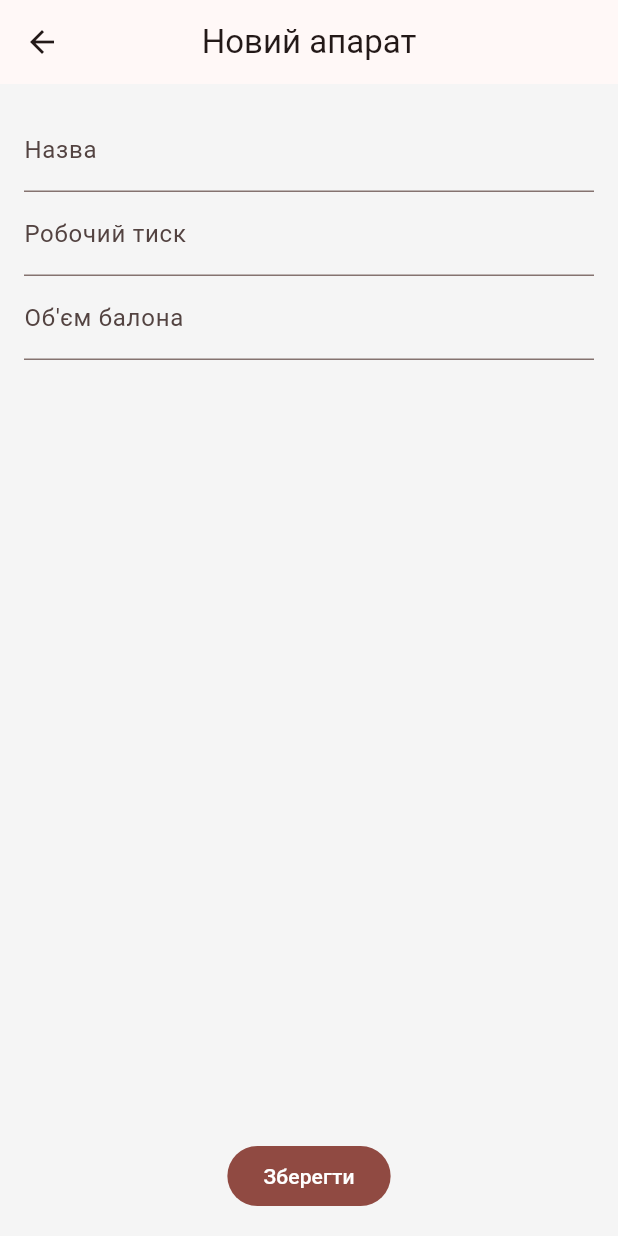
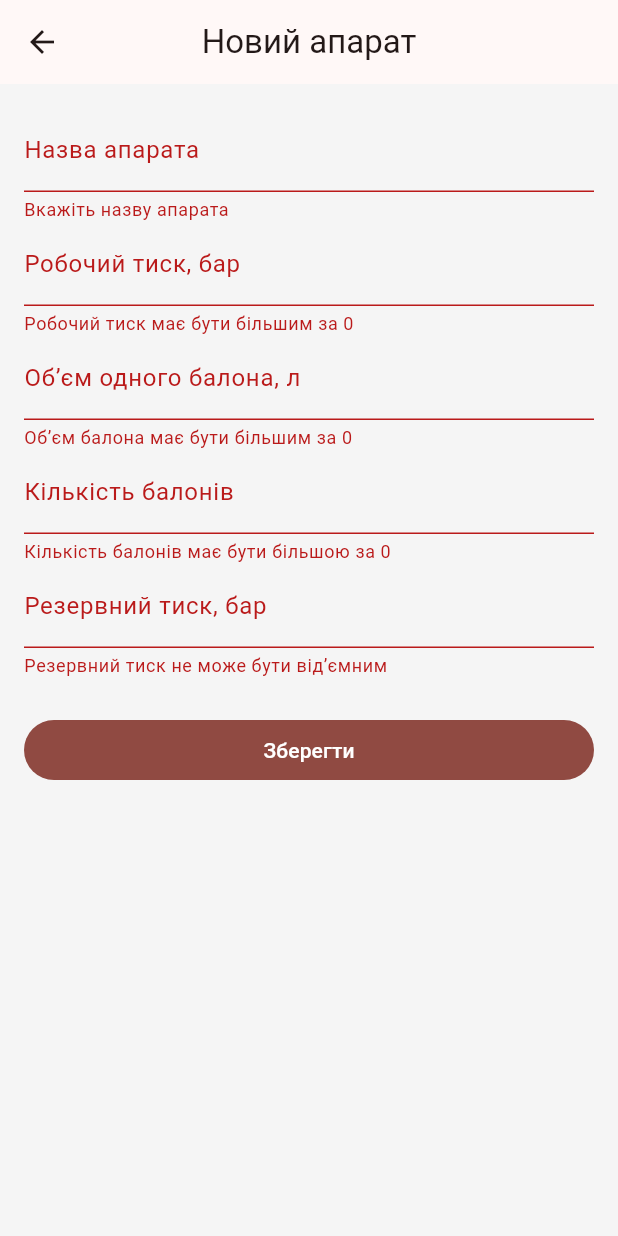
Before and after one commit to MukolaKUN/gdzs_calc, a Flutter app: the AddApparatusPage screen opened directly, after a tap on "Зберегти", on a phone screen of 412 x 824 dp. Run offline on Flutter 3.47's test engine with Material 3 defaults, Android fonts, the light colour scheme and no system bars; our stand-ins replace sqflite; accounts and stored records are empty.

Commit message:
refactor: clean apparatus module and team navigation

```diff
--- a/lib/features/apparatus/add_apparatus_page.dart
+++ b/lib/features/apparatus/add_apparatus_page.dart
@@ -3,36 +3,76 @@ import 'package:gdzs_calc/shared/models/apparatus.dart';
 import 'package:gdzs_calc/shared/repositories/apparatus_repository.dart';
 
 class AddApparatusPage extends StatefulWidget {
-  const AddApparatusPage({super.key});
+  final Apparatus? apparatus;
+
+  const AddApparatusPage({super.key, this.apparatus});
 
   @override
   State<AddApparatusPage> createState() => _AddApparatusPageState();
 }
 
 class _AddApparatusPageState extends State<AddApparatusPage> {
-  final _nameController = TextEditingController();
-  final _pressureController = TextEditingController();
-  final _volumeController = TextEditingController();
-
+  final _formKey = GlobalKey<FormState>();
   final _repository = ApparatusRepository();
 
+  late final TextEditingController _nameController;
+  late final TextEditingController _workingPressureController;
+  late final TextEditingController _cylinderVolumeController;
+  late final TextEditingController _cylindersCountController;
+  late final TextEditingController _reservePressureController;
+
+  bool get _isEditing => widget.apparatus != null;
+
+  @override
+  void initState() {
+    super.initState();
+    final apparatus = widget.apparatus;
+    _nameController = TextEditingController(text: apparatus?.name ?? '');
+    _workingPressureController = TextEditingController(
+      text: apparatus?.workingPressure.toString() ?? '',
+    );
+    _cylinderVolumeController = TextEditingController(
+      text: apparatus?.cylinderVolume.toString() ?? '',
+    );
+    _cylindersCountController = TextEditingController(
+      text: apparatus?.cylindersCount.toString() ?? '',
+    );
+    _reservePressureController = TextEditingController(
+      text: apparatus?.reservePressure.toString() ?? '',
+    );
+  }
+
+  @override
+  void dispose() {
+    _nameController.dispose();
+    _workingPressureController.dispose();
+    _cylinderVolumeController.dispose();
+    _cylindersCountController.dispose();
+    _reservePressureController.dispose();
+    super.dispose();
+  }
+
   Future<void> _save() async {
-    if (_nameController.text.isEmpty ||
-        _pressureController.text.isEmpty ||
-        _volumeController.text.isEmpty) {
-      return;
+    if (!_formKey.currentState!.validate()) return;
+
+    final apparatus = Apparatus(
+      id: widget.apparatus?.id,
+      name: _nameController.text.trim(),
+      workingPressure: int.parse(_workingPressureController.text.trim()),
+      cylinderVolume: double.parse(
+        _cylinderVolumeController.text.trim().replaceAll(',', '.'),
+      ),
+      cylindersCount: int.parse(_cylindersCountController.text.trim()),
+      reservePressure: int.parse(_reservePressureController.text.trim()),
+    );
+
+    if (_isEditing) {
+      await _repository.update(apparatus);
+    } else {
+      await _repository.insert(apparatus);
     }
 
-    final apparatus = Apparatus(
-      name: _nameController.text,
-      pressure: int.parse(_pressureController.text),
-      volume: double.parse(_volumeController.text),
-    );
-
-    await _repository.insert(apparatus);
-
     if (!mounted) return;
-
     Navigator.pop(context);
   }
 
@@ -40,37 +80,86 @@ class _AddApparatusPageState extends State<AddApparatusPage> {
   Widget build(BuildContext context) {
     return Scaffold(
       appBar: AppBar(
-        title: const Text("Новий апарат"),
+        title: Text(_isEditing ? 'Редагувати апарат' : 'Новий апарат'),
       ),
-      body: Padding(
-        padding: const EdgeInsets.all(16),
-        child: Column(
+      body: Form(
+        key: _formKey,
+        child: ListView(
+          padding: const EdgeInsets.all(16),
           children: [
-            TextField(
+            TextFormField(
               controller: _nameController,
-              decoration: const InputDecoration(
-                labelText: "Назва",
-              ),
+              decoration: const InputDecoration(labelText: 'Назва апарата'),
+              validator: (value) {
+                if (value == null || value.trim().isEmpty) {
+                  return 'Вкажіть назву апарата';
+                }
+                return null;
+              },
             ),
-            TextField(
-              controller: _pressureController,
+            TextFormField(
+              controller: _workingPressureController,
               keyboardType: TextInputType.number,
-              decoration: const InputDecoration(
-                labelText: "Робочий тиск",
-              ),
+              decoration: const InputDecoration(labelText: 'Робочий тиск, бар'),
+              validator: (value) {
+                final pressure = int.tryParse(value?.trim() ?? '');
+                if (pressure == null || pressure <= 0) {
+                  return 'Робочий тиск має бути більшим за 0';
+                }
+                return null;
+              },
             ),
-            TextField(
-              controller: _volumeController,
+            TextFormField(
+              controller: _cylinderVolumeController,
               keyboardType: const TextInputType.numberWithOptions(decimal: true),
               decoration: const InputDecoration(
-                labelText: "Об'єм балона",
+                labelText: 'Об’єм одного балона, л',
               ),
+              validator: (value) {
+                final volume = double.tryParse(
+                  (value ?? '').trim().replaceAll(',', '.'),
+                );
+                if (volume == null || volume <= 0) {
+                  return 'Об’єм балона має бути більшим за 0';
+                }
+                return null;
+              },
             ),
-            const Spacer(),
+            TextFormField(
+              controller: _cylindersCountController,
+              keyboardType: TextInputType.number,
+              decoration: const InputDecoration(labelText: 'Кількість балонів'),
+              validator: (value) {
+                final count = int.tryParse(value?.trim() ?? '');
+                if (count == null || count <= 0) {
+                  return 'Кількість балонів має бути більшою за 0';
+                }
+                return null;
+              },
+            ),
+            TextFormField(
+              controller: _reservePressureController,
+              keyboardType: TextInputType.number,
+              decoration: const InputDecoration(labelText: 'Резервний тиск, бар'),
+              validator: (value) {
+                final reservePressure = int.tryParse(value?.trim() ?? '');
+                final workingPressure = int.tryParse(
+                  _workingPressureController.text.trim(),
+                );
+                if (reservePressure == null || reservePressure < 0) {
+                  return 'Резервний тиск не може бути від’ємним';
+                }
+                if (workingPressure != null && reservePressure >= workingPressure) {
+                  return 'Резервний тиск має бути меншим за робочий';
+                }
+                return null;
+              },
+            ),
+            const SizedBox(height: 24),
             FilledButton(
               onPressed: _save,
-              child: const Text("Зберегти"),
-            )
+              child: const Text('Зберегти'),
+            ),
           ],
         ),
       ),
--- a/lib/features/home/home_page.dart
+++ b/lib/features/home/home_page.dart
@@ -1,6 +1,6 @@
 import 'package:flutter/material.dart';
-import '../create_crew/create_crew_page.dart';
 import '../settings/settings_page.dart';
+import '../team/new_team_page.dart';
 
 class HomePage extends StatelessWidget {
   const HomePage({super.key});
@@ -27,7 +27,7 @@ class HomePage extends StatelessWidget {
                     Navigator.push(
                       context,
                       MaterialPageRoute(
-                       builder: (_) => const CreateCrewPage(),
+                        builder: (_) => const NewTeamPage(),
                       ),
                     );
                   },
--- a/lib/features/settings/settings_page.dart
+++ b/lib/features/settings/settings_page.dart
@@ -1,7 +1,6 @@
 import 'package:flutter/material.dart';
+import 'package:gdzs_calc/features/apparatus/apparatus_page.dart';
 import '../units/units_page.dart';
-import 'apparatus_page.dart';
-import 'package:gdzs_calc/features/apparatus/apparatus_page.dart';
 
 class SettingsPage extends StatelessWidget {
   const SettingsPage({super.key});
--- a/lib/features/units/units_page.dart
+++ b/lib/features/units/units_page.dart
@@ -2,7 +2,6 @@ import 'package:flutter/material.dart';
 import 'package:gdzs_calc/shared/models/unit.dart';
 import 'package:gdzs_calc/shared/repositories/unit_repository.dart';
 import '../settings/add_unit_page.dart';
-import 'package:gdzs_calc/shared/theme/app_sizes.dart';
 import 'package:gdzs_calc/shared/widgets/app_snackbar.dart';
 
 class UnitsPage extends StatefulWidget {
```
Also changed, not shown: lib/features/apparatus/apparatus_list_page.dart (+42 -20 lines), lib/features/create_crew/create_crew_page.dart (deleted, +0 -23 lines), lib/features/settings/add_apparatus_page.dart (deleted, +0 -174 lines), lib/features/settings/apparatus_page.dart (deleted, +0 -32 lines), lib/shared/models/breathing_apparatus.dart (deleted, +0 -11 lines), 1 other file.
